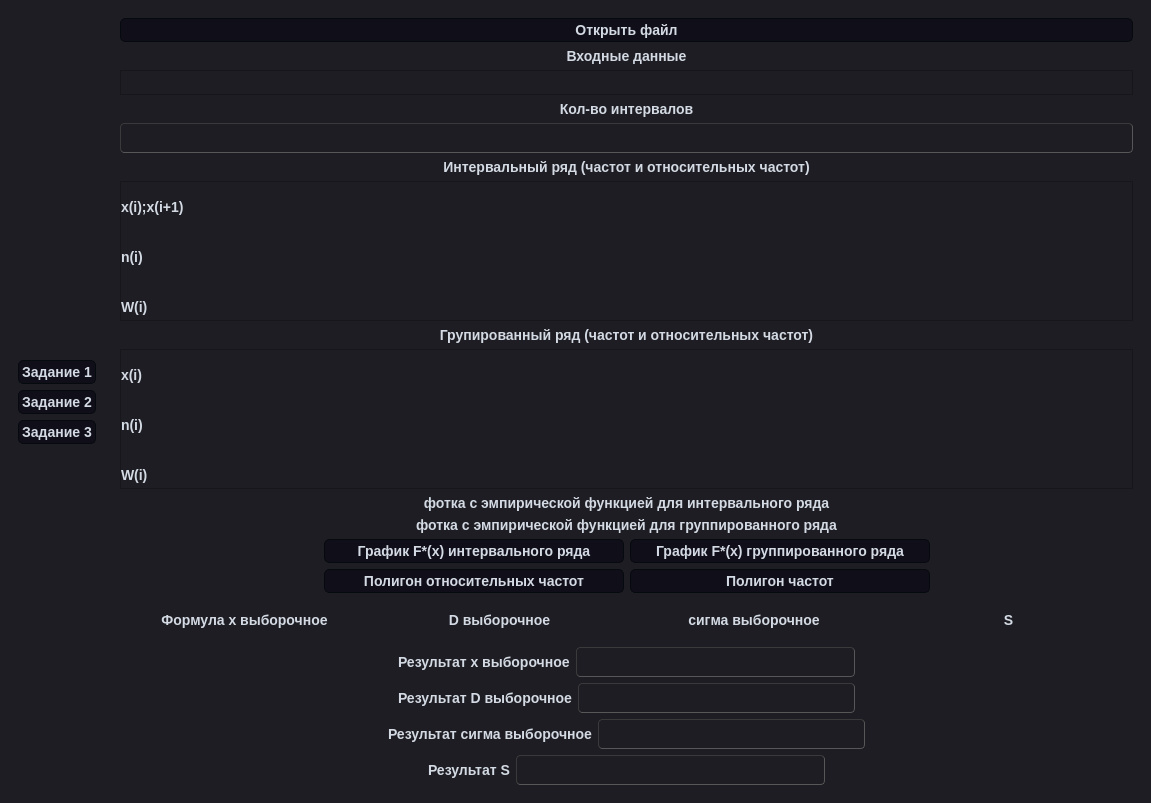
This is interface.ui in T-LORE/tv_lr6 as Qt 5 draws it before an edit. The edited form follows.
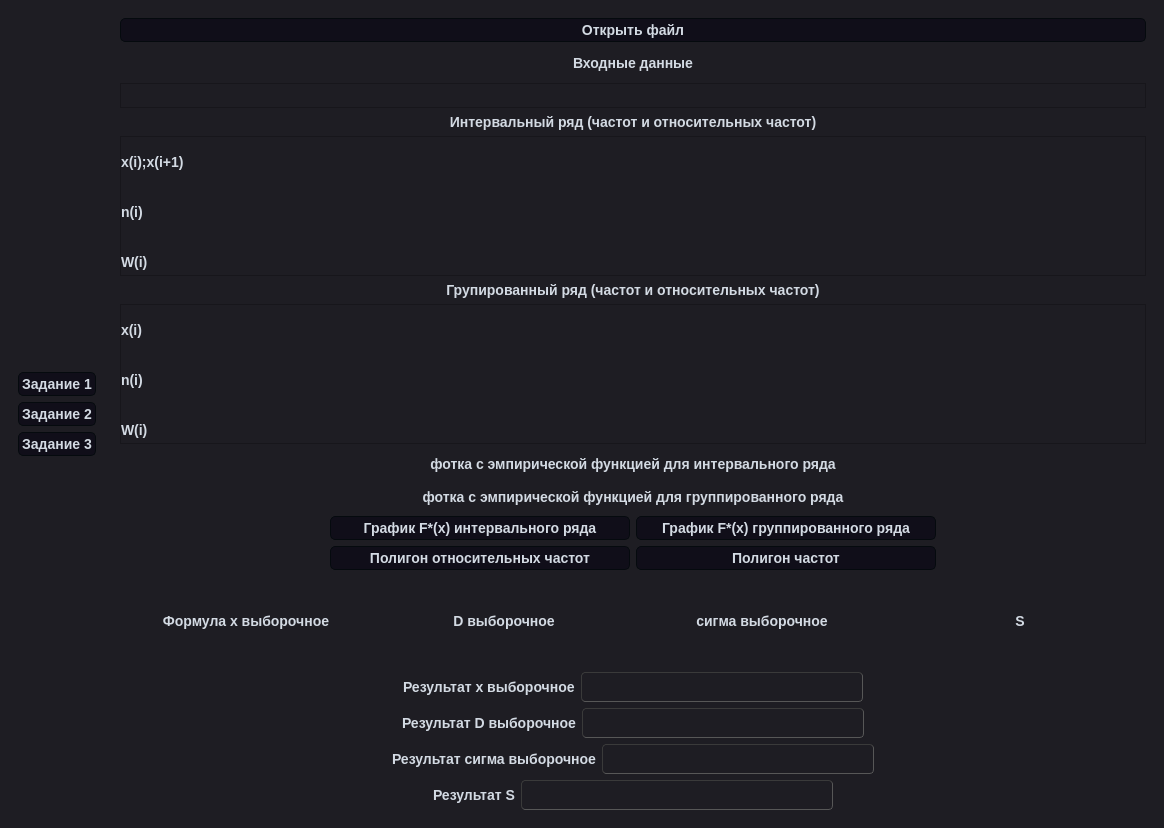
This is the edited form. The open tabs and pages were chosen to show the change.

Commit message: Убрал лишние строки + переименовал строки для ввода

Patch:
```diff
--- a/interface.ui
+++ b/interface.ui
@@ -6,8 +6,8 @@
    <rect>
     <x>0</x>
     <y>0</y>
-    <width>1151</width>
-    <height>803</height>
+    <width>1164</width>
+    <height>828</height>
    </rect>
   </property>
   <property name="windowTitle">
@@ -1367,7 +1367,7 @@
       </widget>
       <widget class="QWidget" name="page_3">
        <layout class="QGridLayout" name="gridLayout_4">
-        <item row="4" column="0">
+        <item row="3" column="0">
          <layout class="QVBoxLayout" name="verticalLayout_39">
           <item>
            <widget class="QLabel" name="label_61">
@@ -1459,7 +1459,7 @@
           </item>
          </layout>
         </item>
-        <item row="5" column="0">
+        <item row="4" column="0">
          <layout class="QHBoxLayout" name="polygonLayout_2">
           <item>
            <spacer name="horizontalSpacer_51">
@@ -1527,165 +1527,7 @@
           </item>
          </layout>
         </item>
-        <item row="0" column="0">
-         <layout class="QVBoxLayout" name="verticalLayout_37">
-          <item>
-           <widget class="QPushButton" name="openFileBtn_3">
-            <property name="text">
-             <string>Открыть файл</string>
-            </property>
-           </widget>
-          </item>
-          <item>
-           <widget class="QLabel" name="label_56">
-            <property name="layoutDirection">
-             <enum>Qt::LeftToRight</enum>
-            </property>
-            <property name="text">
-             <string>Входные данные</string>
-            </property>
-            <property name="alignment">
-             <set>Qt::AlignCenter</set>
-            </property>
-           </widget>
-          </item>
-          <item>
-           <widget class="QTextEdit" name="fileBuffer_6">
-            <property name="sizePolicy">
-             <sizepolicy hsizetype="Minimum" vsizetype="Minimum">
-              <horstretch>0</horstretch>
-              <verstretch>0</verstretch>
-             </sizepolicy>
-            </property>
-            <property name="maximumSize">
-             <size>
-              <width>16777215</width>
-              <height>25</height>
-             </size>
-            </property>
-            <property name="verticalScrollBarPolicy">
-             <enum>Qt::ScrollBarAlwaysOff</enum>
-            </property>
-            <property name="horizontalScrollBarPolicy">
-             <enum>Qt::ScrollBarAlwaysOff</enum>
-            </property>
-            <property name="readOnly">
-             <bool>false</bool>
-            </property>
-            <property name="html">
-             <string>&lt;!DOCTYPE HTML PUBLIC &quot;-//W3C//DTD HTML 4.0//EN&quot; &quot;http://www.w3.org/TR/REC-html40/strict.dtd&quot;&gt;
-&lt;html&gt;&lt;head&gt;&lt;meta name=&quot;qrichtext&quot; content=&quot;1&quot; /&gt;&lt;meta charset=&quot;utf-8&quot; /&gt;&lt;style type=&quot;text/css&quot;&gt;
-p, li { white-space: pre-wrap; }
-hr { height: 1px; border-width: 0; }
-li.unchecked::marker { content: &quot;\2610&quot;; }
-li.checked::marker { content: &quot;\2612&quot;; }
-&lt;/style&gt;&lt;/head&gt;&lt;body style=&quot; font-family:'Arial','sans-serif'; font-size:14px; font-weight:700; font-style:normal;&quot;&gt;
-&lt;p style=&quot;-qt-paragraph-type:empty; margin-top:0px; margin-bottom:0px; margin-left:0px; margin-right:0px; -qt-block-indent:0; text-indent:0px;&quot;&gt;&lt;br /&gt;&lt;/p&gt;&lt;/body&gt;&lt;/html&gt;</string>
-            </property>
-           </widget>
-          </item>
-         </layout>
-        </item>
         <item row="2" column="0">
-         <layout class="QVBoxLayout" name="verticalLayout_42">
-          <item>
-           <widget class="QLabel" name="label_65">
-            <property name="layoutDirection">
-             <enum>Qt::LeftToRight</enum>
-            </property>
-            <property name="text">
-             <string>Интервальный ряд (частот и относительных частот)</string>
-            </property>
-            <property name="alignment">
-             <set>Qt::AlignCenter</set>
-            </property>
-           </widget>
-          </item>
-          <item>
-           <widget class="QTableWidget" name="rowsTable_10">
-            <property name="sizePolicy">
-             <sizepolicy hsizetype="Minimum" vsizetype="Minimum">
-              <horstretch>0</horstretch>
-              <verstretch>0</verstretch>
-             </sizepolicy>
-            </property>
-            <property name="minimumSize">
-             <size>
-              <width>0</width>
-              <height>0</height>
-             </size>
-            </property>
-            <property name="maximumSize">
-             <size>
-              <width>16777215</width>
-              <height>140</height>
-             </size>
-            </property>
-            <property name="verticalScrollBarPolicy">
-             <enum>Qt::ScrollBarAlwaysOff</enum>
-            </property>
-            <property name="horizontalScrollBarPolicy">
-             <enum>Qt::ScrollBarAsNeeded</enum>
-            </property>
-            <property name="editTriggers">
-             <set>QAbstractItemView::NoEditTriggers</set>
-            </property>
-            <property name="gridStyle">
-             <enum>Qt::SolidLine</enum>
-            </property>
-            <property name="sortingEnabled">
-             <bool>false</bool>
-            </property>
-            <property name="wordWrap">
-             <bool>true</bool>
-            </property>
-            <property name="cornerButtonEnabled">
-             <bool>false</bool>
-            </property>
-            <property name="columnCount">
-             <number>0</number>
-            </property>
-            <attribute name="horizontalHeaderVisible">
-             <bool>false</bool>
-            </attribute>
-            <attribute name="horizontalHeaderCascadingSectionResizes">
-             <bool>false</bool>
-            </attribute>
-            <attribute name="horizontalHeaderMinimumSectionSize">
-             <number>20</number>
-            </attribute>
-            <attribute name="horizontalHeaderDefaultSectionSize">
-             <number>80</number>
-            </attribute>
-            <attribute name="horizontalHeaderHighlightSections">
-             <bool>true</bool>
-            </attribute>
-            <attribute name="verticalHeaderVisible">
-             <bool>true</bool>
-            </attribute>
-            <attribute name="verticalHeaderDefaultSectionSize">
-             <number>50</number>
-            </attribute>
-            <row>
-             <property name="text">
-              <string>x(i);x(i+1)</string>
-             </property>
-            </row>
-            <row>
-             <property name="text">
-              <string>n(i)</string>
-             </property>
-            </row>
-            <row>
-             <property name="text">
-              <string>W(i)</string>
-             </property>
-            </row>
-           </widget>
-          </item>
-         </layout>
-        </item>
-        <item row="3" column="0">
          <layout class="QVBoxLayout" name="verticalLayout_41">
           <item>
            <widget class="QLabel" name="label_64">
@@ -1784,7 +1626,7 @@
           </item>
          </layout>
         </item>
-        <item row="6" column="0">
+        <item row="5" column="0">
          <layout class="QHBoxLayout" name="horizontalLayout_36">
           <item>
            <widget class="QLabel" name="formulaX_6">
@@ -1828,7 +1670,64 @@
           </item>
          </layout>
         </item>
-        <item row="7" column="0">
+        <item row="0" column="0">
+         <layout class="QVBoxLayout" name="verticalLayout_37">
+          <item>
+           <widget class="QPushButton" name="openFileBtn_3">
+            <property name="text">
+             <string>Открыть файл</string>
+            </property>
+           </widget>
+          </item>
+          <item>
+           <widget class="QLabel" name="label_56">
+            <property name="layoutDirection">
+             <enum>Qt::LeftToRight</enum>
+            </property>
+            <property name="text">
+             <string>Входные данные</string>
+            </property>
+            <property name="alignment">
+             <set>Qt::AlignCenter</set>
+            </property>
+           </widget>
+          </item>
+          <item>
+           <widget class="QTextEdit" name="fileBuffer_6">
+            <property name="sizePolicy">
+             <sizepolicy hsizetype="Minimum" vsizetype="Minimum">
+              <horstretch>0</horstretch>
+              <verstretch>0</verstretch>
+             </sizepolicy>
+            </property>
+            <property name="maximumSize">
+             <size>
+              <width>16777215</width>
+              <height>25</height>
+             </size>
+            </property>
+            <property name="verticalScrollBarPolicy">
+             <enum>Qt::ScrollBarAlwaysOff</enum>
+            </property>
+            <property name="horizontalScrollBarPolicy">
+             <enum>Qt::ScrollBarAlwaysOff</enum>
+            </property>
+            <property name="readOnly">
+             <bool>false</bool>
+            </property>
+            <property name="html">
+             <string>&lt;!DOCTYPE HTML PUBLIC &quot;-//W3C//DTD HTML 4.0//EN&quot; &quot;http://www.w3.org/TR/REC-html40/strict.dtd&quot;&gt;
+&lt;html&gt;&lt;head&gt;&lt;meta name=&quot;qrichtext&quot; content=&quot;1&quot; /&gt;&lt;meta charset=&quot;utf-8&quot; /&gt;&lt;style type=&quot;text/css&quot;&gt;
+p, li { white-space: pre-wrap; }
+hr { height: 1px; border-width: 0; }
+&lt;/style&gt;&lt;/head&gt;&lt;body style=&quot; font-family:'Arial','sans-serif'; font-size:14px; font-weight:700; font-style:normal;&quot;&gt;
+&lt;p style=&quot;-qt-paragraph-type:empty; margin-top:0px; margin-bottom:0px; margin-left:0px; margin-right:0px; -qt-block-indent:0; text-indent:0px;&quot;&gt;&lt;br /&gt;&lt;/p&gt;&lt;/body&gt;&lt;/html&gt;</string>
+            </property>
+           </widget>
+          </item>
+         </layout>
+        </item>
+        <item row="6" column="0">
          <layout class="QVBoxLayout" name="verticalLayout_38">
           <item>
            <layout class="QHBoxLayout" name="horizontalLayout_37">
@@ -2024,11 +1923,14 @@
          </layout>
         </item>
         <item row="1" column="0">
-         <layout class="QVBoxLayout" name="verticalLayout_40">
+         <layout class="QVBoxLayout" name="verticalLayout_42">
           <item>
-           <widget class="QLabel" name="label_63">
+           <widget class="QLabel" name="label_65">
+            <property name="layoutDirection">
+             <enum>Qt::LeftToRight</enum>
+            </property>
             <property name="text">
-             <string>Кол-во интервалов</string>
+             <string>Интервальный ряд (частот и относительных частот)</string>
             </property>
             <property name="alignment">
              <set>Qt::AlignCenter</set>
@@ -2036,7 +1938,86 @@
            </widget>
           </item>
           <item>
-           <widget class="QLineEdit" name="lineEdit_5"/>
+           <widget class="QTableWidget" name="rowsTable_10">
+            <property name="sizePolicy">
+             <sizepolicy hsizetype="Minimum" vsizetype="Minimum">
+              <horstretch>0</horstretch>
+              <verstretch>0</verstretch>
+             </sizepolicy>
+            </property>
+            <property name="minimumSize">
+             <size>
+              <width>0</width>
+              <height>0</height>
+             </size>
+            </property>
+            <property name="maximumSize">
+             <size>
+              <width>16777215</width>
+              <height>140</height>
+             </size>
+            </property>
+            <property name="verticalScrollBarPolicy">
+             <enum>Qt::ScrollBarAlwaysOff</enum>
+            </property>
+            <property name="horizontalScrollBarPolicy">
+             <enum>Qt::ScrollBarAsNeeded</enum>
+            </property>
+            <property name="editTriggers">
+             <set>QAbstractItemView::NoEditTriggers</set>
+            </property>
+            <property name="gridStyle">
+             <enum>Qt::SolidLine</enum>
+            </property>
+            <property name="sortingEnabled">
+             <bool>false</bool>
+            </property>
+            <property name="wordWrap">
+             <bool>true</bool>
+            </property>
+            <property name="cornerButtonEnabled">
+             <bool>false</bool>
+            </property>
+            <property name="columnCount">
+             <number>0</number>
+            </property>
+            <attribute name="horizontalHeaderVisible">
+             <bool>false</bool>
+            </attribute>
+            <attribute name="horizontalHeaderCascadingSectionResizes">
+             <bool>false</bool>
+            </attribute>
+            <attribute name="horizontalHeaderMinimumSectionSize">
+             <number>20</number>
+            </attribute>
+            <attribute name="horizontalHeaderDefaultSectionSize">
+             <number>80</number>
+            </attribute>
+            <attribute name="horizontalHeaderHighlightSections">
+             <bool>true</bool>
+            </attribute>
+            <attribute name="verticalHeaderVisible">
+             <bool>true</bool>
+            </attribute>
+            <attribute name="verticalHeaderDefaultSectionSize">
+             <number>50</number>
+            </attribute>
+            <row>
+             <property name="text">
+              <string>x(i);x(i+1)</string>
+             </property>
+            </row>
+            <row>
+             <property name="text">
+              <string>n(i)</string>
+             </property>
+            </row>
+            <row>
+             <property name="text">
+              <string>W(i)</string>
+             </property>
+            </row>
+           </widget>
           </item>
          </layout>
         </item>
```
Left out of the diff: 10 changed lines with no effect on the pictures.
